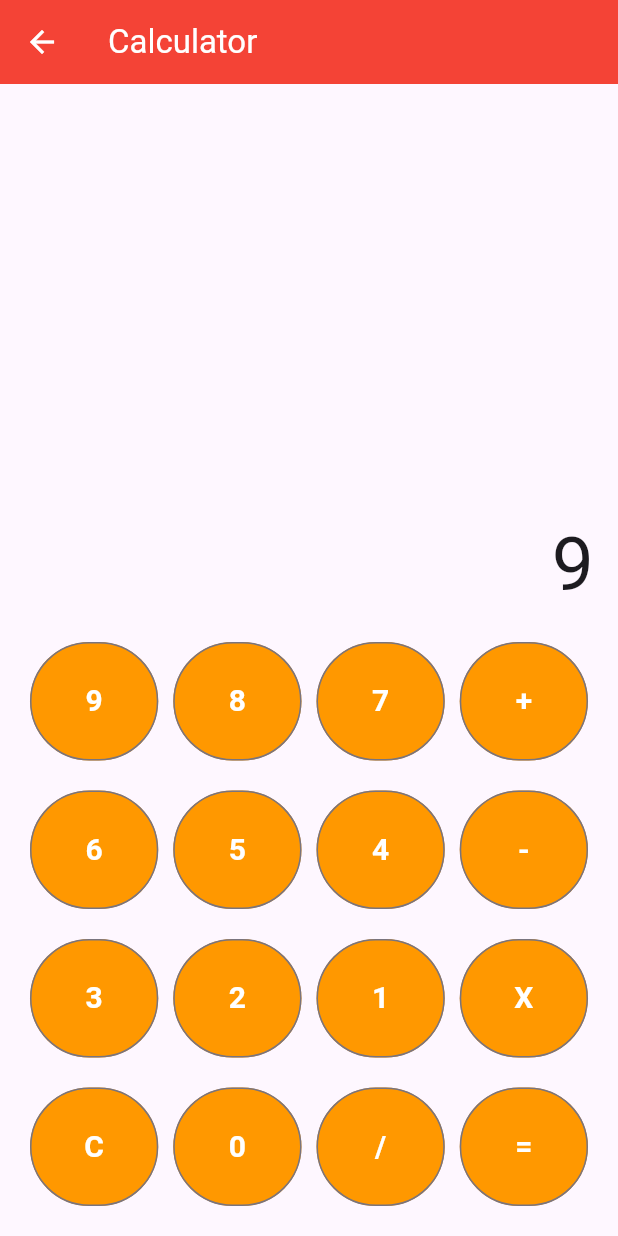
After one commit to arunkart-dev/two_in_one, a Flutter app: the Calculator screen opened directly, after a tap on an icon or button, on a phone screen of 412 x 824 dp. The commit adds this screen. Run offline on Flutter 3.47's test engine with Material 3 defaults, Android fonts, the phone set to English and light mode, and no system bars; our stand-ins replace awesome_dialog; network calls fail.

Commit message:
new file:   lib/calculator.dart

```diff
--- /dev/null
+++ b/lib/calculator.dart
@@ -0,0 +1,134 @@
+import 'package:flutter/material.dart';
+
+class Calculator extends StatefulWidget {
+  const Calculator({super.key});
+
+  @override
+  State<Calculator> createState() => _CalculatorState();
+}
+
+class _CalculatorState extends State<Calculator> {
+  int? first, second;
+  String res = "", text = "";
+  String opp = "";
+  void onclick(String btntext) {
+    if (btntext == "C") {
+      res = "";
+      first = 0;
+      second = 0;
+      text = "";
+    } else if (btntext == "+" ||
+        btntext == "-" ||
+        btntext == "X" ||
+        btntext == "/") {
+      first = int.parse(text);
+      res = "";
+      opp = btntext;
+    } else if (btntext == "=") {
+      second = int.parse(text);
+      if (opp == "+") {
+        res = (first! + second!).toString();
+      }
+      if (opp == "-") {
+        res = (first! - second!).toString();
+      }
+      if (opp == "X") {
+        res = (first! * second!).toString();
+      }
+      if (opp == "/") {
+        res = (first! / second!).toString();
+      }
+    } else {
+        res =text + btntext;
+      }
+      setState(() {
+        text = res;
+      });
+  }
+
+  Widget custombutton(String val) {
+    return Expanded(
+      child: OutlinedButton(
+        onPressed: () => onclick(val),
+        style: OutlinedButton.styleFrom(
+          padding: EdgeInsets.all(25),
+          backgroundColor: Colors.orange,
+          foregroundColor: Colors.white
+        ),
+         child: Text(val,style: TextStyle(fontWeight: FontWeight.bold,fontSize: 20.0),)
+         ),
+    );
+  }
+
+  @override
+  Widget build(BuildContext context) {
+    return Scaffold(
+      appBar: AppBar(
+        backgroundColor: Colors.red,
+        title: Text('Calculator'),
+        foregroundColor: Colors.white,
+      ),
+      body: Container(
+        child: Column(
+          children: [
+            Expanded(
+              child: Container(
+                padding: EdgeInsets.all(16.0),
+                alignment: Alignment.bottomRight,
+                child: Text(text, style: TextStyle(fontSize: 50)),
+              ),
+            ),
+            Row(
+              spacing: 10.0,
+              children: [
+                SizedBox(width: 10,),
+                  custombutton('9'),
+                  custombutton('8'),
+                  custombutton('7'),
+                  custombutton('+'),
+                  SizedBox(width: 10,)
+                ],
+               ),
+               SizedBox(height: 20,),
+               Row(
+                spacing: 10,
+                children: [
+                  SizedBox(width: 10,),
+                  custombutton('6'),
+                  custombutton('5'),
+                  custombutton('4'),
+                  custombutton('-'),
+                  SizedBox(width: 10,)
+                ],
+               ),
+               SizedBox(height: 20,),
+                Row(
+                spacing: 10,
+                children: [
+                  SizedBox(width: 10,),
+                  custombutton('3'),
+                  custombutton('2'),
+                  custombutton('1'),
+                  custombutton('X'),
+                  SizedBox(width: 10,)
+                ],
+               ),
+               SizedBox(height:20,),
+               Row(
+                spacing: 10,
+                children: [
+                  SizedBox(width: 10,),
+                  custombutton('C'),
+                  custombutton('0'),
+                  custombutton('/'),
+                  custombutton('='),
+                  SizedBox(width: 10,)
+                ],
+               ),
+               SizedBox(height: 20,)
+          ],
+        ),
+      ),
+    );
+  }
+}
--- a/lib/homescreen.dart
+++ b/lib/homescreen.dart
@@ -1,4 +1,5 @@
 import 'package:flutter/material.dart';
+import 'package:two_in_one/calculator.dart';
 import 'package:two_in_one/counter.dart';
 import 'package:two_in_one/currencyconvert.dart';
 import 'package:two_in_one/notes.dart';
@@ -23,6 +24,8 @@ class _HomescreenState extends State<Homescreen> {
         foregroundColor: Colors.white,
       ),
       body: Center(
+        child: SingleChildScrollView(
+          scrollDirection: Axis.vertical,
           child: Column(
             spacing: 25,
             mainAxisAlignment: MainAxisAlignment.center,
@@ -133,7 +136,10 @@ class _HomescreenState extends State<Homescreen> {
               ),
               InkWell(
                 onTap: () {
-                Navigator.push(context, MaterialPageRoute(builder: (context)=>StWatch()));
+                  Navigator.push(
+                    context,
+                    MaterialPageRoute(builder: (context) => StWatch()),
+                  );
                 },
                 child: Card(
                   color: Colors.lightBlue,
@@ -146,7 +152,20 @@ class _HomescreenState extends State<Homescreen> {
                   ),
                 ),
               ),
+              InkWell(
+                onTap: () {
+                  Navigator.push(context, MaterialPageRoute(builder: (context)=>Calculator()));
+                },
+                child: Card(
+                  color: Colors.lightBlue,
+                  child: Padding(
+                    padding: EdgeInsets.symmetric(horizontal: 90,vertical: 30),
+                    child: Text('Calculator',style: TextStyle(fontSize: 25,color: Colors.white),),
+                    ),
+                ),
+              ),
             ],
+          ),
         ),
       ),
     );
```
Lines whose indentation alone changed are shown as unchanged.
